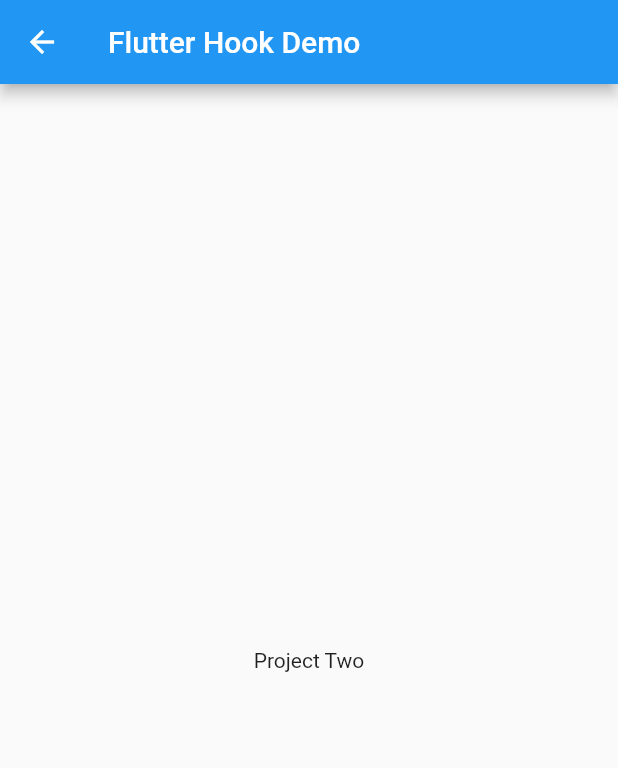
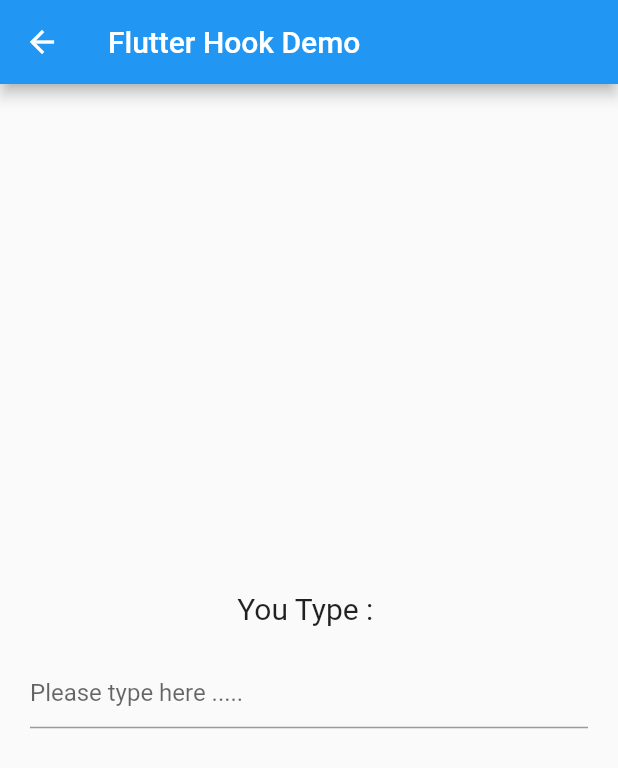
Before and after one commit to ishworpanta10/flutter_hooks_examples, a Flutter app: the ProjectTwo screen opened directly, on a phone screen of 412 x 824 dp. Shown: the top 768 px of the screen. Run offline on Flutter 3.47's test engine with Material 2 defaults, Android fonts, the phone set to English and light mode, and no system bars; our stand-ins replace flutter_hooks.

Commit message:
completed project two with useState,useTextEditingControler and useEffect

```diff
--- a/lib/screens/project_two.dart
+++ b/lib/screens/project_two.dart
@@ -6,12 +6,37 @@
 
   @override
   Widget build(BuildContext context) {
+    final controller = useTextEditingController();
+    final text = useState('');
+
+    useEffect(() {
+      controller.addListener(() {
+        text.value = controller.text;
+      });
+      return null;
+    }, [controller]);
+
     return Scaffold(
       appBar: AppBar(
         title: const Text('Flutter Hook Demo'),
       ),
-      body: const Center(
-        child: Text('Project Two'),
+      body: Padding(
+        padding: const EdgeInsets.symmetric(horizontal: 20, vertical: 10),
+        child: Column(
+          mainAxisAlignment: MainAxisAlignment.center,
+          crossAxisAlignment: CrossAxisAlignment.center,
+          children: [
+            Text(
+              'You Type : ${text.value}',
+              style: const TextStyle(fontSize: 20),
+            ),
+            const SizedBox(height: 20),
+            TextFormField(
+              controller: controller,
+              decoration: const InputDecoration(hintText: 'Please type here .....'),
+            ),
+          ],
+        ),
       ),
     );
   }
```
